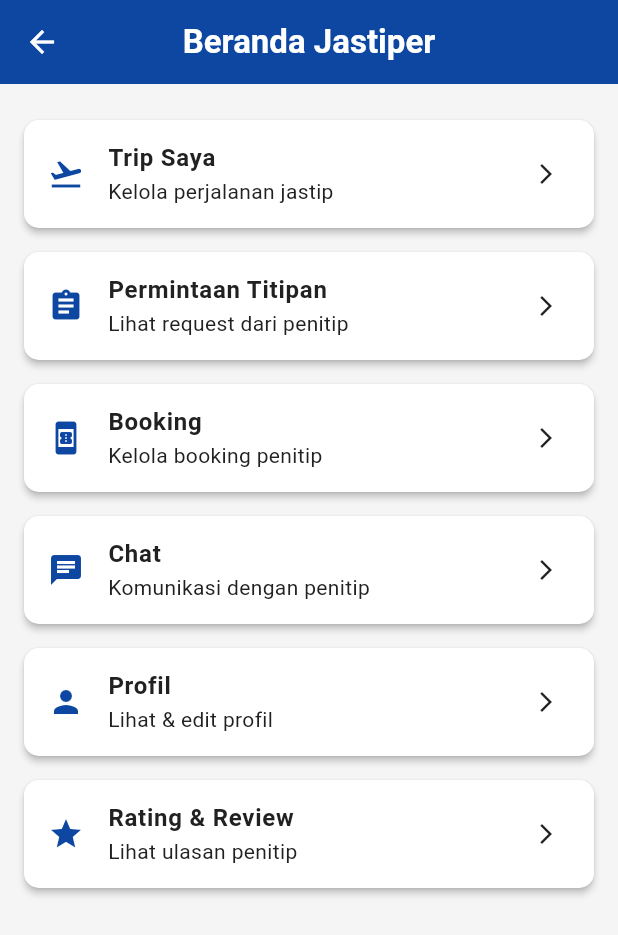
After one commit to Nisyaandrina/jastipie_app, a Flutter app: the HomeJastiperPage screen opened by its route, on a phone screen of 412 x 824 dp. The commit adds this screen. Shown: the top 935 px of the screen. Run offline on Flutter 3.47's test engine with Material 3 defaults, Android fonts, the phone set to English and light mode, and no system bars; our stand-ins replace firebase_auth, firebase_core; accounts and stored records are empty.

Commit message:
feat: update

```diff
--- a/lib/app_router.dart
+++ b/lib/app_router.dart
@@ -1,208 +1,105 @@
 import 'package:flutter/material.dart';
-
-// Auth
-import 'views/auth/login_page.dart';
-import 'views/auth/register_page.dart';
-import 'views/auth/role_selection_page.dart';
-
-// Home
-import 'views/home/home_jastiper.dart';
-import 'views/home/home_penitip.dart';
-
-// Trip
-import 'views/trip/create_trip_page.dart';
-import 'views/trip/trip_list_page.dart';
-import 'views/trip/trip_detail_page.dart';
-
-// Request
-import 'views/request/create_request_page.dart';
-import 'views/request/request_list_page.dart';
-import 'views/request/request_detail_page.dart';
-
-// Booking
-import 'views/booking/booking_list_page.dart';
-import 'views/booking/booking_detail_page.dart';
-
-// Chat
-import 'views/chat/chat_private_page.dart';
-import 'views/chat/chat_group_page.dart';
-import 'views/chat/chat_list_page.dart';
-
-// Profile
-import 'views/profile/profile_page.dart';
-import 'views/profile/edit_profile_page.dart';
-
-// Review
-import 'views/review/review_form_page.dart';
-import 'views/review/review_list_page.dart';
-
-// Under development placeholder
-import 'widgets/under_development_page.dart';
+import 'package:jastipie_app/src/views/auth/login_page.dart';
+import 'package:jastipie_app/src/views/auth/register_page.dart';
+import 'package:jastipie_app/src/views/auth/role_selection_page.dart';
+import 'package:jastipie_app/src/views/home/home_jastiper.dart';
+import 'package:jastipie_app/src/views/home/home_penitip.dart';
+import 'package:jastipie_app/src/views/trip/create_trip_page.dart';
+import 'package:jastipie_app/src/views/trip/trip_detail_page.dart';
+import 'package:jastipie_app/src/views/trip/trip_list_page.dart';
+import 'package:jastipie_app/src/widgets/under_development_page.dart';
 
 class AppRouter {
-  // Default landing: use role selection (aligned with mockups)
-  static const String initialRoute = '/role';
+  // Rute Otentikasi
+  static const String initialRoute = '/';
+  static const String loginRoute = '/login';
+  static const String registerRoute = '/register';
+  static const String roleSelectionRoute = '/role-selection';
 
-  // Named routes catalog
-  static const String login = '/login';
-  static const String register = '/register';
-  static const String roleSelection = '/role';
+  // Rute Home
+  static const String homeJastiperRoute = '/home-jastiper';
+  static const String homePenitipRoute = '/home-penitip';
 
-  static const String homeJastiper = '/home/jastiper';
-  static const String homePenitip = '/home/penitip';
+  // Rute Trip
+  static const String tripListRoute = '/trip-list';
+  static const String tripDetailRoute = '/trip-detail';
+  static const String createTripRoute = '/create-trip';
 
-  static const String tripCreate = '/trip/create';
-  static const String tripList = '/trip/list';
-  static const String tripDetail = '/trip/detail';
-
-  static const String requestCreate = '/request/create';
-  static const String requestList = '/request/list';
-  static const String requestDetail = '/request/detail';
-
-  static const String bookingList = '/booking/list';
-  static const String bookingDetail = '/booking/detail';
-
-  static const String chatPrivate = '/chat/private';
-  static const String chatGroup = '/chat/group';
-  static const String chatList = '/chat/list';
-
-  static const String profile = '/profile';
-  static const String profileEdit = '/profile/edit';
-
-  static const String reviewForm = '/review/form';
-  static const String reviewList = '/review/list';
-
-  // Under Development routes (UI only)
-  static const String udGroupChatFull = '/ud/group-chat-full';
-  static const String udRatingAdvanced = '/ud/rating-advanced';
-  static const String udTripFiltering = '/ud/trip-filtering';
-  static const String udIdentityVerification = '/ud/identity-verification';
-  static const String udPushNotification = '/ud/push-notification';
-  static const String udDashboard = '/ud/dashboard';
-  static const String udComplain = '/ud/complain';
-  static const String udAutoMatching = '/ud/auto-matching';
-  static const String udDigitalPayment = '/ud/digital-payment';
+  // Rute 'Under Development'
+  static const String requestListRoute = '/request-list';
+  static const String createRequestRoute = '/create-request';
+  static const String requestDetailRoute = '/request-detail';
+  static const String bookingListRoute = '/booking-list';
+  static const String bookingDetailRoute = '/booking-detail';
+  static const String chatListRoute = '/chat-list';
+  static const String chatPrivateRoute = '/chat-private';
+  static const String chatGroupRoute = '/chat-group';
+  static const String profileRoute = '/profile';
+  static const String editProfileRoute = '/edit-profile';
+  static const String reviewFormRoute = '/review-form';
+  static const String reviewListRoute = '/review-list';
 
   static Route<dynamic> onGenerateRoute(RouteSettings settings) {
+    final args = settings.arguments;
+
     switch (settings.name) {
-      // Auth
-      case initialRoute:
-      case roleSelection:
-        return _material(const RoleSelectionPage(), settings);
-      case login:
-        return _material(const LoginPage(), settings);
-      case register:
-        return _material(const RegisterPage(), settings);
+      case loginRoute:
+        return MaterialPageRoute(builder: (_) => const LoginPage());
+      case registerRoute:
+        return MaterialPageRoute(builder: (_) => const RegisterPage());
+      case roleSelectionRoute:
+        return MaterialPageRoute(builder: (_) => const RoleSelectionPage());
+      case homeJastiperRoute:
+        return MaterialPageRoute(
+          builder: (_) => const HomeJastiperPage(),
+        ); // ✅ samakan nama
+      case homePenitipRoute:
+        return MaterialPageRoute(
+          builder: (_) => const HomePenitipPage(),
+        ); // ✅ samakan nama
+      case tripListRoute:
+        return MaterialPageRoute(builder: (_) => const TripListPage());
+      case createTripRoute:
+        return MaterialPageRoute(builder: (_) => const CreateTripPage());
+      case tripDetailRoute:
+        if (args is String) {
+          return MaterialPageRoute(
+            builder: (_) => TripDetailPage(tripId: args),
+          );
+        }
+        return _errorRoute();
 
-      // Home (role-based)
-      case homeJastiper:
-        return _material(const HomeJastiperPage(), settings);
-      case homePenitip:
-        return _material(const HomePenitipPage(), settings);
-
-      // Trip
-      case tripCreate:
-        return _material(const CreateTripPage(), settings);
-      case tripList:
-        return _material(const TripListPage(), settings);
-      case tripDetail:
-        return _material(const TripDetailPage(), settings);
-
-      // Request
-      case requestCreate:
-        return _material(const CreateRequestPage(), settings);
-      case requestList:
-        return _material(const RequestListPage(), settings);
-      case requestDetail:
-        return _material(const RequestDetailPage(), settings);
-
-      // Booking
-      case bookingList:
-        return _material(const BookingListPage(), settings);
-      case bookingDetail:
-        return _material(const BookingDetailPage(), settings);
-
-      // Chat
-      case chatPrivate:
-        return _material(const ChatPrivatePage(), settings);
-      case chatGroup:
-        // Group chat full version is under development by requirement
-        return _material(
-          const UnderDevelopmentPage(title: 'Group Chat Full Version'),
-          settings,
-        );
-      case chatList:
-        return _material(const ChatListPage(), settings);
-
-      // Profile
-      case profile:
-        return _material(const ProfilePage(), settings);
-      case profileEdit:
-        return _material(const EditProfilePage(), settings);
-
-      // Review
-      case reviewForm:
-        return _material(const ReviewFormPage(), settings);
-      case reviewList:
-        return _material(const ReviewListPage(), settings);
-
-      // Under Development screens
-      case udGroupChatFull:
-        return _material(
-          const UnderDevelopmentPage(title: 'Group Chat Full Version'),
-          settings,
-        );
-      case udRatingAdvanced:
-        return _material(
-          const UnderDevelopmentPage(title: 'Rating Lanjutan'),
-          settings,
-        );
-      case udTripFiltering:
-        return _material(
-          const UnderDevelopmentPage(title: 'Filtering Trip'),
-          settings,
-        );
-      case udIdentityVerification:
-        return _material(
-          const UnderDevelopmentPage(title: 'Verifikasi Identitas'),
-          settings,
-        );
-      case udPushNotification:
-        return _material(
-          const UnderDevelopmentPage(title: 'Notifikasi Push'),
-          settings,
-        );
-      case udDashboard:
-        return _material(
-          const UnderDevelopmentPage(title: 'Dashboard'),
-          settings,
-        );
-      case udComplain:
-        return _material(
-          const UnderDevelopmentPage(title: 'Komplain'),
-          settings,
-        );
-      case udAutoMatching:
-        return _material(
-          const UnderDevelopmentPage(title: 'Matching Otomatis'),
-          settings,
-        );
-      case udDigitalPayment:
-        return _material(
-          const UnderDevelopmentPage(title: 'Pembayaran Digital'),
-          settings,
+      // Under Development
+      case requestListRoute:
+      case createRequestRoute:
+      case requestDetailRoute:
+      case bookingListRoute:
+      case bookingDetailRoute:
+      case chatListRoute:
+      case chatPrivateRoute:
+      case chatGroupRoute:
+      case profileRoute:
+      case editProfileRoute:
+      case reviewFormRoute:
+      case reviewListRoute:
+        return MaterialPageRoute(
+          builder: (_) =>
+              UnderDevelopmentPage(routeName: settings.name ?? 'Unknown'),
         );
 
-      // Fallback: unknown route
       default:
-        return _material(
-          const UnderDevelopmentPage(title: 'Halaman belum tersedia'),
-          settings,
-        );
+        return _errorRoute();
     }
   }
 
-  static MaterialPageRoute _material(Widget page, RouteSettings settings) {
-    return MaterialPageRoute(builder: (_) => page, settings: settings);
+  static Route<dynamic> _errorRoute() {
+    return MaterialPageRoute(
+      builder: (_) {
+        return Scaffold(
+          appBar: AppBar(title: const Text('Error')),
+          body: const Center(child: Text('Halaman tidak ditemukan!')),
+        );
+      },
+    );
   }
 }
--- a/lib/main.dart
+++ b/lib/main.dart
@@ -5,7 +5,6 @@ import 'theme.dart';
 
 Future<void> main() async {
   WidgetsFlutterBinding.ensureInitialized();
-  // Minimal Firebase init. Assumes platform-specific configs are set (Android/iOS/web).
   await Firebase.initializeApp();
 
   runApp(const JastipieApp());
@@ -19,7 +18,7 @@ class JastipieApp extends StatelessWidget {
     return MaterialApp(
       title: 'JASTIPIE',
       debugShowCheckedModeBanner: false,
-      theme: AppTheme.light,
+      theme: appTheme,
       initialRoute: AppRouter.initialRoute,
       onGenerateRoute: AppRouter.onGenerateRoute,
     );
--- /dev/null
+++ b/lib/src/views/home/home_jastiper.dart
@@ -0,0 +1,82 @@
+import 'package:flutter/material.dart';
+import 'package:jastipie_app/app_router.dart';
+
+class HomeJastiperPage extends StatelessWidget {
+  const HomeJastiperPage({super.key});
+
+  @override
+  Widget build(BuildContext context) {
+    return Scaffold(
+      appBar: AppBar(title: const Text("Beranda Jastiper")),
+      body: ListView(
+        padding: const EdgeInsets.all(16),
+        children: [
+          _HomeCard(
+            title: "Trip Saya",
+            subtitle: "Kelola perjalanan jastip",
+            icon: Icons.flight_takeoff,
+            onTap: () => Navigator.of(context).pushNamed(AppRouter.tripListRoute),
+          ),
+          _HomeCard(
+            title: "Permintaan Titipan",
+            subtitle: "Lihat request dari penitip",
+            icon: Icons.assignment,
+            onTap: () => Navigator.of(context).pushNamed(AppRouter.requestListRoute),
+          ),
+          _HomeCard(
+            title: "Booking",
+            subtitle: "Kelola booking penitip",
+            icon: Icons.book_online,
+            onTap: () => Navigator.of(context).pushNamed(AppRouter.bookingListRoute),
+          ),
+          _HomeCard(
+            title: "Chat",
+            subtitle: "Komunikasi dengan penitip",
+            icon: Icons.chat,
+            onTap: () => Navigator.of(context).pushNamed(AppRouter.chatListRoute),
+          ),
+          _HomeCard(
+            title: "Profil",
+            subtitle: "Lihat & edit profil",
+            icon: Icons.person,
+            onTap: () => Navigator.of(context).pushNamed(AppRouter.profileRoute),
+          ),
+          _HomeCard(
+            title: "Rating & Review",
+            subtitle: "Lihat ulasan penitip",
+            icon: Icons.star,
+            onTap: () => Navigator.of(context).pushNamed(AppRouter.reviewListRoute),
+          ),
+        ],
+      ),
+    );
+  }
+}
+
+class _HomeCard extends StatelessWidget {
+  final String title;
+  final String subtitle;
+  final IconData icon;
+  final VoidCallback onTap;
+
+  const _HomeCard({
+    required this.title,
+    required this.subtitle,
+    required this.icon,
+    required this.onTap,
+  });
+
+  @override
+  Widget build(BuildContext context) {
+    return Card(
+      margin: const EdgeInsets.symmetric(vertical: 8),
+      child: ListTile(
+        leading: Icon(icon, color: Theme.of(context).colorScheme.primary),
+        title: Text(title, style: const TextStyle(fontWeight: FontWeight.bold)),
+        subtitle: Text(subtitle),
+        trailing: const Icon(Icons.arrow_forward_ios, size: 16),
+        onTap: onTap,
+      ),
+    );
+  }
+}
--- /dev/null
+++ b/lib/src/views/home/home_penitip.dart
@@ -0,0 +1,82 @@
+import 'package:flutter/material.dart';
+import 'package:jastipie_app/app_router.dart';
+
+class HomePenitipPage extends StatelessWidget {
+  const HomePenitipPage({super.key});
+
+  @override
+  Widget build(BuildContext context) {
+    return Scaffold(
+      appBar: AppBar(title: const Text("Beranda Penitip")),
+      body: ListView(
+        padding: const EdgeInsets.all(16),
+        children: [
+          _HomeCard(
+            title: "Request Saya",
+            subtitle: "Kelola permintaan titipan",
+            icon: Icons.assignment,
+            onTap: () => Navigator.of(context).pushNamed(AppRouter.requestListRoute),
+          ),
+          _HomeCard(
+            title: "Trip Jastiper",
+            subtitle: "Lihat daftar trip tersedia",
+            icon: Icons.flight_takeoff,
+            onTap: () => Navigator.of(context).pushNamed(AppRouter.tripListRoute),
+          ),
+          _HomeCard(
+            title: "Booking",
+            subtitle: "Pantau status booking",
+            icon: Icons.book_online,
+            onTap: () => Navigator.of(context).pushNamed(AppRouter.bookingListRoute),
+          ),
+          _HomeCard(
+            title: "Chat",
+            subtitle: "Komunikasi dengan jastiper",
+            icon: Icons.chat,
+            onTap: () => Navigator.of(context).pushNamed(AppRouter.chatListRoute),
+          ),
+          _HomeCard(
+            title: "Profil",
+            subtitle: "Lihat & edit profil",
+            icon: Icons.person,
+            onTap: () => Navigator.of(context).pushNamed(AppRouter.profileRoute),
+          ),
+          _HomeCard(
+            title: "Rating & Review",
+            subtitle: "Berikan ulasan jastiper",
+            icon: Icons.star,
+            onTap: () => Navigator.of(context).pushNamed(AppRouter.reviewFormRoute),
+          ),
+        ],
+      ),
+    );
+  }
+}
+
+class _HomeCard extends StatelessWidget {
+  final String title;
+  final String subtitle;
+  final IconData icon;
+  final VoidCallback onTap;
+
+  const _HomeCard({
+    required this.title,
+    required this.subtitle,
+    required this.icon,
+    required this.onTap,
+  });
+
+  @override
+  Widget build(BuildContext context) {
+    return Card(
+      margin: const EdgeInsets.symmetric(vertical: 8),
+      child: ListTile(
+        leading: Icon(icon, color: Theme.of(context).colorScheme.primary),
+        title: Text(title, style: const TextStyle(fontWeight: FontWeight.bold)),
+        subtitle: Text(subtitle),
+        trailing: const Icon(Icons.arrow_forward_ios, size: 16),
+        onTap: onTap,
+      ),
+    );
+  }
+}
--- a/lib/theme.dart
+++ b/lib/theme.dart
@@ -1,131 +1,89 @@
-// lib/theme.dart
 import 'package:flutter/material.dart';
 
-class AppTheme {
-  // Core brand colors (aligned with mockup vibe: modern blue + accent)
-  static const Color primary = Color(0xFF3A7BD5); // blue
-  static const Color secondary = Color(0xFF00D2FF); // cyan accent
-  static const Color surface = Color(0xFFF7F9FC); // light background
-  static const Color textPrimary = Color(0xFF1F2937);
-  static const Color textSecondary = Color(0xFF6B7280);
+// Definisi Warna
+class AppColors {
+  static const Color primary = Color(0xFF0D47A1); // Biru tua
+  static const Color accent = Color(0xFF1976D2); // Biru sedang
+  static const Color background = Color(
+    0xFFF5F5F5,
+  ); // Abu-abu muda untuk latar belakang
+  static const Color card = Colors.white;
+  static const Color textDark = Color(0xFF212121);
+  static const Color textLight = Color(0xFFFFFFFF);
+  static const Color error = Color(0xFFD32F2F);
+  static const Color success = Color(0xFF388E3C);
+}
 
-  static ThemeData get light {
-    final base = ThemeData.light();
-    return base.copyWith(
-      colorScheme: ColorScheme.fromSeed(
-        seedColor: primary,
-        primary: primary,
-        secondary: secondary,
-        surface: surface,
-        background: surface,
-        onPrimary: Colors.white,
-        onSurface: textPrimary,
-      ),
-      scaffoldBackgroundColor: surface,
+// Skema Warna (gunakan surface & onSurface)
+final ColorScheme jastipieColorScheme = const ColorScheme.light(
+  primary: AppColors.primary,
+  secondary: AppColors.accent,
+  surface: AppColors.card,
+  error: AppColors.error,
+  onPrimary: AppColors.textLight,
+  onSecondary: AppColors.textLight,
+  onSurface: AppColors.textDark,
+  brightness: Brightness.light,
+);
+
+// Definisi Tema Aplikasi
+final ThemeData appTheme = ThemeData(
+  colorScheme: jastipieColorScheme,
+
+  scaffoldBackgroundColor: AppColors.background,
+  useMaterial3: true,
+
   appBarTheme: const AppBarTheme(
-        backgroundColor: primary,
-        foregroundColor: Colors.white,
+    backgroundColor: AppColors.primary,
+    foregroundColor: AppColors.textLight,
     elevation: 0,
     centerTitle: true,
-        titleTextStyle: TextStyle(
-          fontSize: 18,
-          fontWeight: FontWeight.w600,
-          color: Colors.white,
+  ),
+
+  elevatedButtonTheme: ElevatedButtonThemeData(
+    style: ElevatedButton.styleFrom(
+      foregroundColor: AppColors.textLight,
+      backgroundColor: AppColors.primary,
+      padding: const EdgeInsets.symmetric(horizontal: 24, vertical: 12),
+      shape: RoundedRectangleBorder(borderRadius: BorderRadius.circular(8.0)),
+      textStyle: const TextStyle(fontSize: 16, fontWeight: FontWeight.bold),
     ),
   ),
-      textTheme: _textTheme(base.textTheme),
-      inputDecorationTheme: const InputDecorationTheme(
+
+  inputDecorationTheme: InputDecorationTheme(
     filled: true,
-        fillColor: Colors.white,
-        contentPadding: EdgeInsets.symmetric(horizontal: 14, vertical: 12),
+    fillColor: AppColors.card,
     border: OutlineInputBorder(
-          borderRadius: BorderRadius.all(Radius.circular(12)),
-          borderSide: BorderSide(color: Color(0xFFE5E7EB)),
-        ),
-        enabledBorder: OutlineInputBorder(
-          borderRadius: BorderRadius.all(Radius.circular(12)),
-          borderSide: BorderSide(color: Color(0xFFE5E7EB)),
+      borderRadius: BorderRadius.circular(8.0),
+      borderSide: BorderSide.none,
     ),
     focusedBorder: OutlineInputBorder(
-          borderRadius: BorderRadius.all(Radius.circular(12)),
-          borderSide: BorderSide(color: primary, width: 1.4),
+      borderRadius: BorderRadius.circular(8.0),
+      borderSide: const BorderSide(color: AppColors.accent, width: 2.0),
     ),
-        labelStyle: TextStyle(color: textSecondary),
-        hintStyle: TextStyle(color: textSecondary),
+    contentPadding: const EdgeInsets.symmetric(
+      horizontal: 16.0,
+      vertical: 12.0,
     ),
-      elevatedButtonTheme: ElevatedButtonThemeData(
-        style: ElevatedButton.styleFrom(
-          backgroundColor: primary,
-          foregroundColor: Colors.white,
-          elevation: 0,
-          padding: const EdgeInsets.symmetric(horizontal: 16, vertical: 14),
+    // Bungkus Color dengan TextStyle
+    hintStyle: TextStyle(color: AppColors.textDark.withValues(alpha: 0.6)),
+  ),
+
+  // Gunakan CardThemeData
+  cardTheme: const CardThemeData(
+    color: AppColors.card,
+    elevation: 2,
     shape: RoundedRectangleBorder(
-            borderRadius: BorderRadius.circular(12),
-          ),
-          textStyle: const TextStyle(fontWeight: FontWeight.w600),
+      borderRadius: BorderRadius.all(Radius.circular(10.0)),
     ),
   ),
-      outlinedButtonTheme: OutlinedButtonThemeData(
-        style: OutlinedButton.styleFrom(
-          foregroundColor: primary,
-          side: const BorderSide(color: primary),
-          padding: const EdgeInsets.symmetric(horizontal: 16, vertical: 14),
-          shape: RoundedRectangleBorder(
-            borderRadius: BorderRadius.circular(12),
+
+  textTheme: const TextTheme(
+    titleLarge: TextStyle(
+      color: AppColors.textDark,
+      fontWeight: FontWeight.bold,
     ),
-          textStyle: const TextStyle(fontWeight: FontWeight.w600),
-        ),
-      ),
-      chipTheme: base.chipTheme.copyWith(
-        backgroundColor: Colors.white,
-        selectedColor: secondary.withOpacity(0.15),
-        labelStyle: const TextStyle(color: textSecondary),
-        shape: RoundedRectangleBorder(
-          borderRadius: BorderRadius.circular(10),
-          side: const BorderSide(color: Color(0xFFE5E7EB)),
-        ),
-      ),
-      cardTheme: const CardTheme(
-        color: Colors.white,
-        elevation: 0,
-        margin: EdgeInsets.zero,
-        shape: RoundedRectangleBorder(
-          borderRadius: BorderRadius.all(Radius.circular(14)),
-          side: BorderSide(color: Color(0xFFE5E7EB)),
-        ),
-      ),
-      dividerColor: const Color(0xFFE5E7EB),
-      iconTheme: const IconThemeData(color: textSecondary),
-      bottomNavigationBarTheme: const BottomNavigationBarThemeData(
-        backgroundColor: Colors.white,
-        selectedItemColor: primary,
-        unselectedItemColor: textSecondary,
-        showUnselectedLabels: true,
-        type: BottomNavigationBarType.fixed,
+    bodyMedium: TextStyle(color: AppColors.textDark),
+    bodySmall: TextStyle(color: AppColors.textDark),
   ),
 );
-  }
-
-  static TextTheme _textTheme(TextTheme base) {
-    return base.copyWith(
-      headlineSmall: base.headlineSmall?.copyWith(
-        color: textPrimary,
-        fontWeight: FontWeight.w700,
-      ),
-      titleMedium: base.titleMedium?.copyWith(
-        color: textPrimary,
-        fontWeight: FontWeight.w600,
-      ),
-      bodyLarge: base.bodyLarge?.copyWith(
-        color: textPrimary,
-      ),
-      bodyMedium: base.bodyMedium?.copyWith(
-        color: textSecondary,
-      ),
-      labelLarge: base.labelLarge?.copyWith(
-        color: textPrimary,
-        fontWeight: FontWeight.w600,
-      ),
-    );
-  }
-}
```
Also changed, not shown: lib/src/views/auth/login_page.dart (+7 -4 lines), lib/src/views/auth/register_page.dart (+6 -4 lines), lib/src/views/auth/role_selection_page.dart (+7 -4 lines), lib/src/widgets/under_development_page.dart (added, +64 -0 lines), 1 other file. Lines whose indentation alone changed are shown as unchanged.
